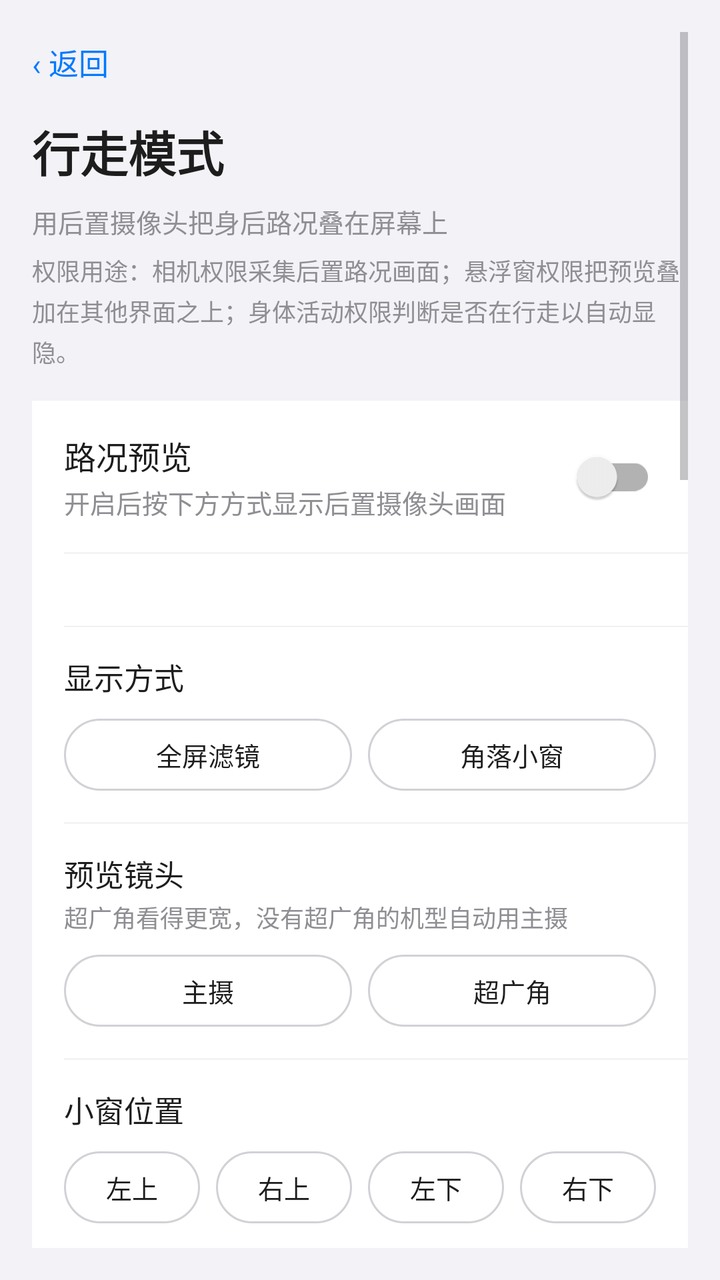
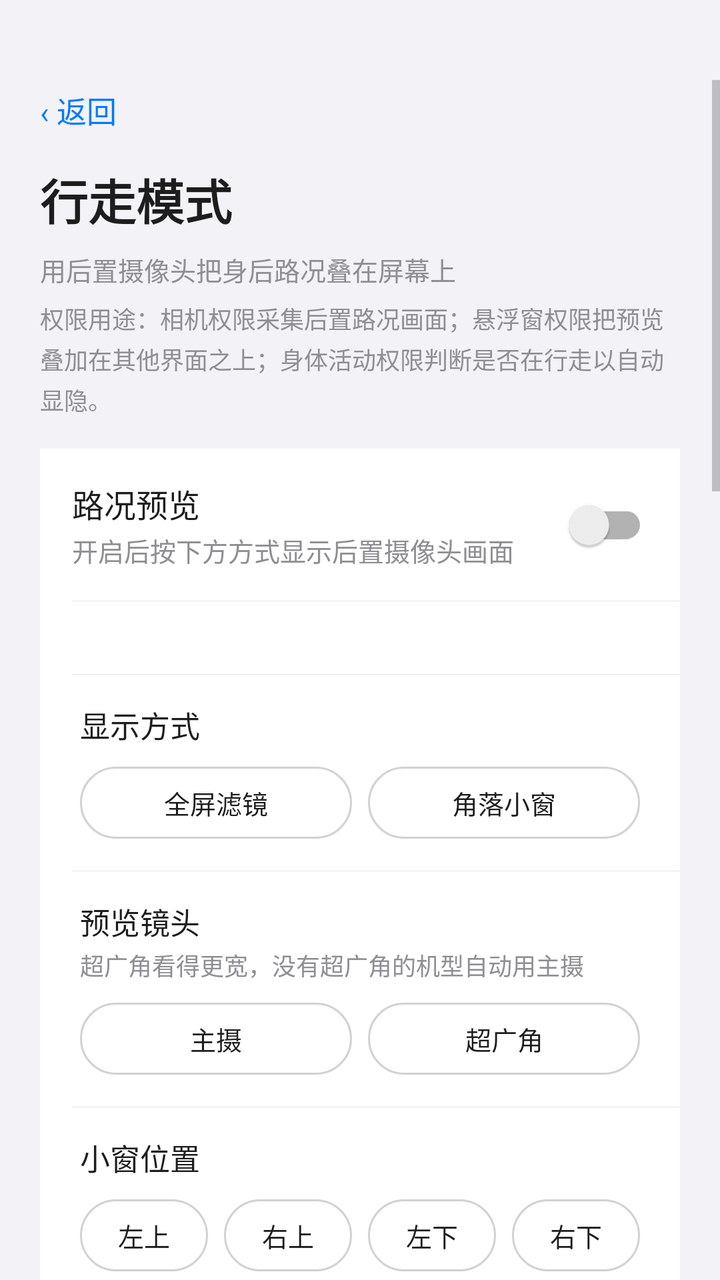

The first picture is an Android layout as it rendered before a commit; the second is the same layout after the commit. The layout source and the unified diff follow.
<!-- AndroidManifest.xml: activity theme Theme.Safewalk -->
<!-- res/layout/activity_walk_mode.xml -->
<?xml version="1.0" encoding="utf-8"?>
<ScrollView xmlns:android="http://schemas.android.com/apk/res/android"
    xmlns:app="http://schemas.android.com/apk/res-auto"
    android:layout_width="match_parent"
    android:layout_height="match_parent"
    android:background="@color/bg"
    android:fitsSystemWindows="true"
    android:padding="16dp"
    android:paddingTop="40dp">

    <LinearLayout
        android:layout_width="match_parent"
        android:layout_height="wrap_content"
        android:orientation="vertical"
        android:paddingBottom="40dp">

        <TextView
            android:id="@+id/btn_back"
            android:layout_width="wrap_content"
            android:layout_height="wrap_content"
            android:background="?android:attr/selectableItemBackground"
            android:paddingVertical="4dp"
            android:text="‹ 返回"
            android:textColor="@color/primary"
            android:textSize="15sp" />

        <TextView
            android:layout_width="wrap_content"
            android:layout_height="wrap_content"
            android:layout_marginTop="12dp"
            android:text="行走模式"
            android:textColor="@color/text_primary"
            android:textSize="24sp"
            android:textStyle="bold" />

        <TextView
            android:id="@+id/hero_walk_summary"
            android:layout_width="match_parent"
            android:layout_height="wrap_content"
            android:layout_marginTop="8dp"
            android:lineSpacingExtra="4dp"
            android:text="用后置摄像头把身后路况叠在屏幕上"
            android:textColor="@color/text_hint"
            android:textSize="13sp" />

        <TextView
            android:id="@+id/tv_perm_purpose"
            android:layout_width="match_parent"
            android:layout_height="wrap_content"
            android:layout_marginTop="6dp"
            android:lineSpacingExtra="3dp"
            android:text="权限用途：相机权限采集后置路况画面；悬浮窗权限把预览叠加在其他界面之上；身体活动权限判断是否在行走以自动显隐。"
            android:textColor="@color/text_hint"
            android:textSize="12sp" />

        
        <LinearLayout style="@style/CardStyle" android:layout_marginTop="16dp">

            <LinearLayout
                android:id="@+id/card_rear_cam"
                style="@style/RowStyle">

                <LinearLayout
                    android:layout_width="0dp"
                    android:layout_height="wrap_content"
                    android:layout_weight="1"
                    android:orientation="vertical">

                    <TextView
                        style="@style/RowTitle"
                        android:text="路况预览" />

                    <TextView
                        style="@style/RowHint"
                        android:layout_marginTop="2dp"
                        android:text="开启后按下方方式显示后置摄像头画面" />
                </LinearLayout>

                <androidx.appcompat.widget.SwitchCompat
                    android:id="@+id/sw_rear_cam"
                    android:layout_width="wrap_content"
                    android:layout_height="wrap_content" />
            </LinearLayout>

            <View style="@style/RowDivider" />

            <TextView
                android:id="@+id/tv_cam_perm_hint"
                android:layout_width="match_parent"
                android:layout_height="wrap_content"
                android:paddingHorizontal="16dp"
                android:paddingVertical="10dp"
                android:textColor="@color/text_hint"
                android:textSize="12sp" />

            <View style="@style/RowDivider" />

            
            <LinearLayout
                android:layout_width="match_parent"
                android:layout_height="wrap_content"
                android:orientation="vertical"
                android:paddingHorizontal="16dp"
                android:paddingTop="14dp"
                android:paddingBottom="16dp">

                <TextView
                    android:layout_width="wrap_content"
                    android:layout_height="wrap_content"
                    android:text="显示方式"
                    android:textColor="@color/text_primary"
                    android:textSize="15sp" />

                <LinearLayout
                    android:layout_width="match_parent"
                    android:layout_height="wrap_content"
                    android:layout_marginTop="10dp"
                    android:orientation="horizontal">

                    <TextView
                        android:id="@+id/chip_mode_full"
                        android:layout_width="0dp"
                        android:layout_height="36dp"
                        android:layout_weight="1"
                        android:background="@drawable/bg_choice_chip"
                        android:gravity="center"
                        android:text="全屏滤镜"
                        android:textColor="@color/text_primary"
                        android:textSize="13sp" />

                    <TextView
                        android:id="@+id/chip_mode_small"
                        android:layout_width="0dp"
                        android:layout_height="36dp"
                        android:layout_marginStart="8dp"
                        android:layout_weight="1"
                        android:background="@drawable/bg_choice_chip"
                        android:gravity="center"
                        android:text="角落小窗"
                        android:textColor="@color/text_primary"
                        android:textSize="13sp" />
                </LinearLayout>
            </LinearLayout>

            <View style="@style/RowDivider" />

            
            <LinearLayout
                android:layout_width="match_parent"
                android:layout_height="wrap_content"
                android:orientation="vertical"
                android:paddingHorizontal="16dp"
                android:paddingTop="14dp"
                android:paddingBottom="16dp">

                <TextView
                    android:layout_width="wrap_content"
                    android:layout_height="wrap_content"
                    android:text="预览镜头"
                    android:textColor="@color/text_primary"
                    android:textSize="15sp" />

                <TextView
                    android:layout_width="match_parent"
                    android:layout_height="wrap_content"
                    android:layout_marginTop="2dp"
                    android:text="超广角看得更宽，没有超广角的机型自动用主摄"
                    android:textColor="@color/text_hint"
                    android:textSize="12sp" />

                <LinearLayout
                    android:layout_width="match_parent"
                    android:layout_height="wrap_content"
                    android:layout_marginTop="10dp"
                    android:orientation="horizontal">

                    <TextView
                        android:id="@+id/chip_lens_main"
                        android:layout_width="0dp"
                        android:layout_height="36dp"
                        android:layout_weight="1"
                        android:background="@drawable/bg_choice_chip"
                        android:gravity="center"
                        android:text="主摄"
                        android:textColor="@color/text_primary"
                        android:textSize="13sp" />

                    <TextView
                        android:id="@+id/chip_lens_ultrawide"
                        android:layout_width="0dp"
                        android:layout_height="36dp"
                        android:layout_marginStart="8dp"
                        android:layout_weight="1"
                        android:background="@drawable/bg_choice_chip"
                        android:gravity="center"
                        android:text="超广角"
                        android:textColor="@color/text_primary"
                        android:textSize="13sp" />
                </LinearLayout>
            </LinearLayout>

            <View style="@style/RowDivider" />

            
            <LinearLayout
                android:layout_width="match_parent"
                android:layout_height="wrap_content"
                android:orientation="vertical"
                android:paddingHorizontal="16dp"
                android:paddingTop="14dp"
                android:paddingBottom="16dp">

                <TextView
                    android:id="@+id/tv_corner_title"
                    android:layout_width="wrap_content"
                    android:layout_height="wrap_content"
                    android:text="小窗位置"
                    android:textColor="@color/text_primary"
                    android:textSize="15sp" />

                <LinearLayout
                    android:layout_width="match_parent"
                    android:layout_height="wrap_content"
                    android:layout_marginTop="10dp"
                    android:orientation="horizontal">

                    <TextView
                        android:id="@+id/chip_pos_tl"
                        android:layout_width="0dp"
                        android:layout_height="36dp"
                        android:layout_weight="1"
                        android:background="@drawable/bg_choice_chip"
                        android:gravity="center"
                        android:text="左上"
                        android:textColor="@color/text_primary"
                        android:textSize="13sp" />

                    <TextView
                        android:id="@+id/chip_pos_tr"
                        android:layout_width="0dp"
                        android:layout_height="36dp"
                        android:layout_marginStart="8dp"
                        android:layout_weight="1"
                        android:background="@drawable/bg_choice_chip"
                        android:gravity="center"
                        android:text="右上"
                        android:textColor="@color/text_primary"
                        android:textSize="13sp" />

                    <TextView
                        android:id="@+id/chip_pos_bl"
                        android:layout_width="0dp"
                        android:layout_height="36dp"
                        android:layout_marginStart="8dp"
                        android:layout_weight="1"
                        android:background="@drawable/bg_choice_chip"
                        android:gravity="center"
                        android:text="左下"
                        android:textColor="@color/text_primary"
                        android:textSize="13sp" />

                    <TextView
                        android:id="@+id/chip_pos_br"
                        android:layout_width="0dp"
                        android:layout_height="36dp"
                        android:layout_marginStart="8dp"
                        android:layout_weight="1"
                        android:background="@drawable/bg_choice_chip"
                        android:gravity="center"
                        android:text="右下"
                        android:textColor="@color/text_primary"
                        android:textSize="13sp" />
                </LinearLayout>
            </LinearLayout>

        </LinearLayout>

        
        <LinearLayout style="@style/CardStyle" android:layout_marginTop="16dp">

            <LinearLayout
                android:id="@+id/card_auto"
                style="@style/RowStyle">

                <LinearLayout
                    android:layout_width="0dp"
                    android:layout_height="wrap_content"
                    android:layout_weight="1"
                    android:orientation="vertical">

                    <TextView
                        style="@style/RowTitle"
                        android:text="自动跟随步行" />

                    <TextView
                        style="@style/RowHint"
                        android:layout_marginTop="2dp"
                        android:text="走起来才显示，停下自动收起" />
                </LinearLayout>

                <androidx.appcompat.widget.SwitchCompat
                    android:id="@+id/sw_auto"
                    android:layout_width="wrap_content"
                    android:layout_height="wrap_content" />
            </LinearLayout>

            <View style="@style/RowDivider" />

            <TextView
                android:id="@+id/tv_auto_desc"
                android:layout_width="match_parent"
                android:layout_height="wrap_content"
                android:paddingHorizontal="16dp"
                android:paddingVertical="10dp"
                android:textColor="@color/text_hint"
                android:textSize="12sp" />

        </LinearLayout>

        
        <TextView
            style="@style/SectionLabel"
            android:text="显示参数" />

        <LinearLayout style="@style/CardStyle">

            <LinearLayout
                android:layout_width="match_parent"
                android:layout_height="wrap_content"
                android:orientation="vertical"
                android:paddingHorizontal="16dp"
                android:paddingVertical="14dp">

                <TextView
                    android:id="@+id/tv_opacity"
                    android:layout_width="match_parent"
                    android:layout_height="wrap_content"
                    android:text="画面不透明度"
                    android:textColor="@color/text_primary"
                    android:textSize="15sp" />

                <SeekBar
                    android:id="@+id/seek_opacity"
                    android:layout_width="match_parent"
                    android:layout_height="wrap_content"
                    android:layout_marginTop="8dp"
                    android:max="90" />

                <TextView
                    android:layout_width="match_parent"
                    android:layout_height="wrap_content"
                    android:text="范围 10% ~ 100%，越低越能看清底下的界面"
                    android:textColor="@color/text_hint"
                    android:textSize="12sp" />

                
                <View
                    style="@style/RowDivider"
                    android:layout_marginTop="12dp"
                    android:layout_marginLeft="0dp" />

                <LinearLayout
                    android:id="@+id/card_preview_contrast"
                    android:layout_width="match_parent"
                    android:layout_height="wrap_content"
                    android:orientation="horizontal"
                    android:gravity="center_vertical"
                    android:paddingTop="12dp">

                    <LinearLayout
                        android:layout_width="0dp"
                        android:layout_height="wrap_content"
                        android:layout_weight="1"
                        android:orientation="vertical">

                        <TextView
                            android:layout_width="match_parent"
                            android:layout_height="wrap_content"
                            android:text="文字描边"
                            android:textColor="@color/text_primary"
                            android:textSize="15sp" />

                        <TextView
                            android:layout_width="match_parent"
                            android:layout_height="wrap_content"
                            android:layout_marginTop="2dp"
                            android:text="只给画面上那行字加描边和衬底，不影响透明度。想让路面本身变清楚，去「小窗自定义 → 画面增强」"
                            android:textColor="@color/text_hint"
                            android:textSize="12sp" />
                    </LinearLayout>

                    <androidx.appcompat.widget.SwitchCompat
                        android:id="@+id/sw_preview_contrast"
                        android:layout_width="wrap_content"
                        android:layout_height="wrap_content"
                        android:layout_marginStart="12dp" />
                </LinearLayout>

                
                <LinearLayout
                    android:layout_width="match_parent"
                    android:layout_height="wrap_content"
                    android:layout_marginTop="10dp"
                    android:orientation="horizontal"
                    android:gravity="center_vertical">

                    <TextView
                        android:layout_width="wrap_content"
                        android:layout_height="wrap_content"
                        android:text="强度"
                        android:textColor="@color/text_primary"
                        android:textSize="13sp" />

                    <TextView
                        android:id="@+id/tv_contrast_level"
                        android:layout_width="0dp"
                        android:layout_height="wrap_content"
                        android:layout_weight="1"
                        android:layout_marginStart="8dp"
                        android:text="50% · 适中"
                        android:textColor="@color/text_hint"
                        android:textSize="12sp" />
                </LinearLayout>

                <SeekBar
                    android:id="@+id/seek_contrast_level"
                    android:layout_width="match_parent"
                    android:layout_height="wrap_content"
                    android:layout_marginTop="4dp"
                    android:max="100"
                    android:progress="50" />

                <TextView
                    android:layout_width="match_parent"
                    android:layout_height="wrap_content"
                    android:layout_marginTop="2dp"
                    android:text="越高描边/阴影/衬底越重，越低越接近原始画面；不影响透明度"
                    android:textColor="@color/text_hint"
                    android:textSize="12sp" />
            </LinearLayout>

        </LinearLayout>

        
        <LinearLayout style="@style/CardStyle" android:layout_marginTop="12dp">

            <LinearLayout
                android:id="@+id/card_preview_style"
                style="@style/RowStyle">

                <LinearLayout
                    android:layout_width="0dp"
                    android:layout_height="wrap_content"
                    android:layout_weight="1"
                    android:orientation="vertical">

                    <TextView
                        style="@style/RowTitle"
                        android:text="小窗自定义" />

                    <TextView
                        style="@style/RowHint"
                        android:layout_marginTop="2dp"
                        android:text="取景范围、描边、画面增强、尺寸边距、画面上的文字；含智能跟随的白天/夜间一键方案" />
                </LinearLayout>

                <TextView
                    android:layout_width="wrap_content"
                    android:layout_height="wrap_content"
                    android:text="›"
                    android:textColor="@color/text_hint"
                    android:textSize="18sp" />
            </LinearLayout>

        </LinearLayout>

        
        <TextView
            style="@style/SectionLabel"
            android:text="步态判定" />

        <LinearLayout style="@style/CardStyle">

            <LinearLayout
                android:id="@+id/card_gait_diagnosis"
                android:layout_width="match_parent"
                android:layout_height="wrap_content"
                android:orientation="vertical"
                android:paddingHorizontal="16dp"
                android:paddingTop="14dp"
                android:visibility="gone">

                <TextView
                    android:id="@+id/tv_gait_diagnosis"
                    android:layout_width="match_parent"
                    android:layout_height="wrap_content"
                    android:lineSpacingExtra="2dp"
                    android:text=""
                    android:textColor="@color/seal_red"
                    android:textSize="13sp" />

                <View
                    style="@style/RowDivider"
                    android:layout_marginTop="12dp"
                    android:layout_marginLeft="0dp" />
            </LinearLayout>

            <LinearLayout
                android:layout_width="match_parent"
                android:layout_height="wrap_content"
                android:orientation="vertical"
                android:paddingHorizontal="16dp"
                android:paddingTop="14dp">

                <TextView
                    android:id="@+id/tv_gait_steps"
                    android:layout_width="match_parent"
                    android:layout_height="wrap_content"
                    android:text="连续走多少步算「在走路」"
                    android:textColor="@color/text_primary"
                    android:textSize="15sp" />

                <SeekBar
                    android:id="@+id/seek_gait_steps"
                    android:layout_width="match_parent"
                    android:layout_height="wrap_content"
                    android:layout_marginTop="8dp"
                    android:max="2" />
            </LinearLayout>

            <View style="@style/RowDivider" />

            <LinearLayout
                android:layout_width="match_parent"
                android:layout_height="wrap_content"
                android:orientation="vertical"
                android:paddingHorizontal="16dp"
                android:paddingTop="14dp"
                android:paddingBottom="14dp">

                <TextView
                    android:id="@+id/tv_gait_stop"
                    android:layout_width="match_parent"
                    android:layout_height="wrap_content"
                    android:text="停下后多久收起预览"
                    android:textColor="@color/text_primary"
                    android:textSize="15sp" />

                <SeekBar
                    android:id="@+id/seek_gait_stop"
                    android:layout_width="match_parent"
                    android:layout_height="wrap_content"
                    android:layout_marginTop="8dp"
                    android:max="18" />
            </LinearLayout>

            <View style="@style/RowDivider" />

            <TextView
                android:id="@+id/tv_preview_stage"
                android:layout_width="match_parent"
                android:layout_height="wrap_content"
                android:paddingHorizontal="16dp"
                android:paddingVertical="12dp"
                android:textColor="@color/text_hint"
                android:textSize="12sp"
                android:visibility="gone" />

        </LinearLayout>

        
        <TextView
            style="@style/SectionLabel"
            android:text="快捷入口" />

        <LinearLayout style="@style/CardStyle">

            <LinearLayout
                android:id="@+id/card_add_tile"
                style="@style/RowStyle">

                <LinearLayout
                    android:layout_width="0dp"
                    android:layout_height="wrap_content"
                    android:layout_weight="1"
                    android:orientation="vertical">

                    <TextView
                        style="@style/RowTitle"
                        android:text="添加到控制中心" />

                    <TextView
                        android:id="@+id/tv_add_tile_desc"
                        style="@style/RowHint"
                        android:layout_marginTop="2dp"
                        android:text="下拉控制中心点一下就开，不用再进应用" />
                </LinearLayout>

                <TextView
                    android:id="@+id/tv_add_tile_action"
                    android:layout_width="wrap_content"
                    android:layout_height="wrap_content"
                    android:text="添加"
                    android:textColor="@color/seal_red"
                    android:textSize="14sp" />
            </LinearLayout>

        </LinearLayout>

        
        <TextView
            style="@style/SectionLabel"
            android:text="维护" />

        <LinearLayout style="@style/CardStyle">

            <LinearLayout
                android:id="@+id/card_restart_systemui"
                style="@style/RowStyle">

                <LinearLayout
                    android:layout_width="0dp"
                    android:layout_height="wrap_content"
                    android:layout_weight="1"
                    android:orientation="vertical">

                    <TextView
                        style="@style/RowTitle"
                        android:text="重启系统界面" />

                    <TextView
                        android:id="@+id/tv_restart_desc"
                        style="@style/RowHint"
                        android:layout_marginTop="2dp"
                        android:text="改完模块设置后需要重启 SystemUI 才会生效" />
                </LinearLayout>

                <Button
                    android:id="@+id/btn_restart_systemui"
                    android:layout_width="wrap_content"
                    android:layout_height="wrap_content"
                    android:backgroundTint="@color/seal_red"
                    android:minWidth="0dp"
                    android:text="重启"
                    android:textColor="@color/on_accent"
                    android:textSize="13sp" />
            </LinearLayout>

        

        </LinearLayout>

    </LinearLayout>
</ScrollView>
<!-- resources referenced by this layout -->
<resources>
  <color name="bg">#F2F2F7</color>
  <color name="on_accent">#FFFFFF</color>
  <color name="primary">#007AFF</color>
  <color name="seal_red">#C8392E</color>
  <color name="text_hint">#8E8E93</color>
  <color name="text_primary">#1D1D1D</color>
  <!-- drawable bg_choice_chip (drawable) -->
  <?xml version="1.0" encoding="utf-8"?>
  <shape xmlns:android="http://schemas.android.com/apk/res/android"
      android:shape="rectangle">
      <solid android:color="@android:color/transparent" />
      <stroke
          android:width="1dp"
          android:color="@color/chip_stroke" />
      <corners android:radius="18dp" />
  </shape>
  <style name="CardStyle">
          <item name="android:layout_width">match_parent</item>
          <item name="android:layout_height">wrap_content</item>
          <item name="android:layout_marginTop">16dp</item>
          <item name="android:orientation">vertical</item>
          <item name="android:background">@color/card_bg</item>
      </style>
  <style name="RowDivider">
          <item name="android:layout_width">match_parent</item>
          <item name="android:layout_height">1px</item>
          <item name="android:layout_marginLeft">16dp</item>
          <item name="android:background">@color/divider</item>
      </style>
  <style name="RowHint">
          <item name="android:layout_width">wrap_content</item>
          <item name="android:layout_height">wrap_content</item>
          <item name="android:textColor">@color/text_hint</item>
          <item name="android:textSize">13sp</item>
      </style>
  <style name="RowStyle">
          <item name="android:layout_width">match_parent</item>
          <item name="android:layout_height">wrap_content</item>
          <item name="android:orientation">horizontal</item>
          <item name="android:gravity">center_vertical</item>
          <item name="android:paddingLeft">16dp</item>
          <item name="android:paddingRight">16dp</item>
          <item name="android:paddingTop">14dp</item>
          <item name="android:paddingBottom">14dp</item>
          <item name="android:background">?android:attr/selectableItemBackground</item>
          <item name="android:clickable">true</item>
          <item name="android:focusable">true</item>
      </style>
  <style name="RowTitle">
          <item name="android:layout_width">wrap_content</item>
          <item name="android:layout_height">wrap_content</item>
          <item name="android:textColor">@color/text_primary</item>
          <item name="android:textSize">16sp</item>
      </style>
  <style name="SectionLabel">
          <item name="android:layout_width">match_parent</item>
          <item name="android:layout_height">wrap_content</item>
          <item name="android:layout_marginTop">20dp</item>
          <item name="android:layout_marginBottom">8dp</item>
          <item name="android:textColor">@color/text_hint</item>
          <item name="android:textSize">13sp</item>
      </style>
  <color name="chip_stroke">#D1D1D6</color>
  <color name="card_bg">#FFFFFF</color>
  <color name="divider">#E5E5EA</color>
  <!-- unchanged entries left out for length: 1 -->
</resources>

<!-- the commit's change to res/layout/activity_walk_mode.xml (unified diff, before → after) -->
@@ -5,13 +5,14 @@
     android:layout_height="match_parent"
     android:background="@color/bg"
     android:fitsSystemWindows="true"
-    android:padding="16dp"
     android:paddingTop="40dp">
 
     <LinearLayout
         android:layout_width="match_parent"
         android:layout_height="wrap_content"
         android:orientation="vertical"
+        android:paddingStart="20dp"
+        android:paddingEnd="20dp"
         android:paddingBottom="40dp">
 
         <TextView
@@ -100,6 +101,8 @@
                 android:layout_width="match_parent"
                 android:layout_height="wrap_content"
                 android:orientation="vertical"
+        android:paddingStart="20dp"
+        android:paddingEnd="20dp"
                 android:paddingHorizontal="16dp"
                 android:paddingTop="14dp"
                 android:paddingBottom="16dp">
@@ -149,6 +152,8 @@
                 android:layout_width="match_parent"
                 android:layout_height="wrap_content"
                 android:orientation="vertical"
+        android:paddingStart="20dp"
+        android:paddingEnd="20dp"
                 android:paddingHorizontal="16dp"
                 android:paddingTop="14dp"
                 android:paddingBottom="16dp">
@@ -206,6 +211,8 @@
                 android:layout_width="match_parent"
                 android:layout_height="wrap_content"
                 android:orientation="vertical"
+        android:paddingStart="20dp"
+        android:paddingEnd="20dp"
                 android:paddingHorizontal="16dp"
                 android:paddingTop="14dp"
                 android:paddingBottom="16dp">
@@ -328,6 +335,8 @@
                 android:layout_width="match_parent"
                 android:layout_height="wrap_content"
                 android:orientation="vertical"
+        android:paddingStart="20dp"
+        android:paddingEnd="20dp"
                 android:paddingHorizontal="16dp"
                 android:paddingVertical="14dp">
 
@@ -509,6 +518,8 @@
                 android:layout_width="match_parent"
                 android:layout_height="wrap_content"
                 android:orientation="vertical"
+        android:paddingStart="20dp"
+        android:paddingEnd="20dp"
                 android:paddingHorizontal="16dp"
                 android:paddingTop="14dp">
 
@@ -534,6 +545,8 @@
                 android:layout_width="match_parent"
                 android:layout_height="wrap_content"
                 android:orientation="vertical"
+        android:paddingStart="20dp"
+        android:paddingEnd="20dp"
                 android:paddingHorizontal="16dp"
                 android:paddingTop="14dp"
                 android:paddingBottom="14dp">
@@ -650,5 +663,39 @@
 
         </LinearLayout>
 
+        
+        <LinearLayout style="@style/CardStyle">
+
+            <LinearLayout
+                android:id="@+id/card_gait_sandbox"
+                style="@style/RowStyle">
+
+                <LinearLayout
+                    android:layout_width="0dp"
+                    android:layout_height="wrap_content"
+                    android:layout_weight="1"
+                    android:orientation="vertical">
+
+                    <TextView
+                        style="@style/RowTitle"
+                        android:text="步态沙盒（测试用）" />
+
+                    <TextView
+                        style="@style/RowHint"
+                        android:layout_marginTop="2dp"
+                        android:text="录制真机传感器流并离线重放，改判据后先看结论再走路验证" />
+                </LinearLayout>
+
+                <Button
+                    android:id="@+id/btn_gait_sandbox"
+                    android:layout_width="wrap_content"
+                    android:layout_height="wrap_content"
+                    android:minWidth="0dp"
+                    android:text="打开"
+                    android:textSize="13sp" />
+            </LinearLayout>
+
+        </LinearLayout>
+
     </LinearLayout>
 </ScrollView>
